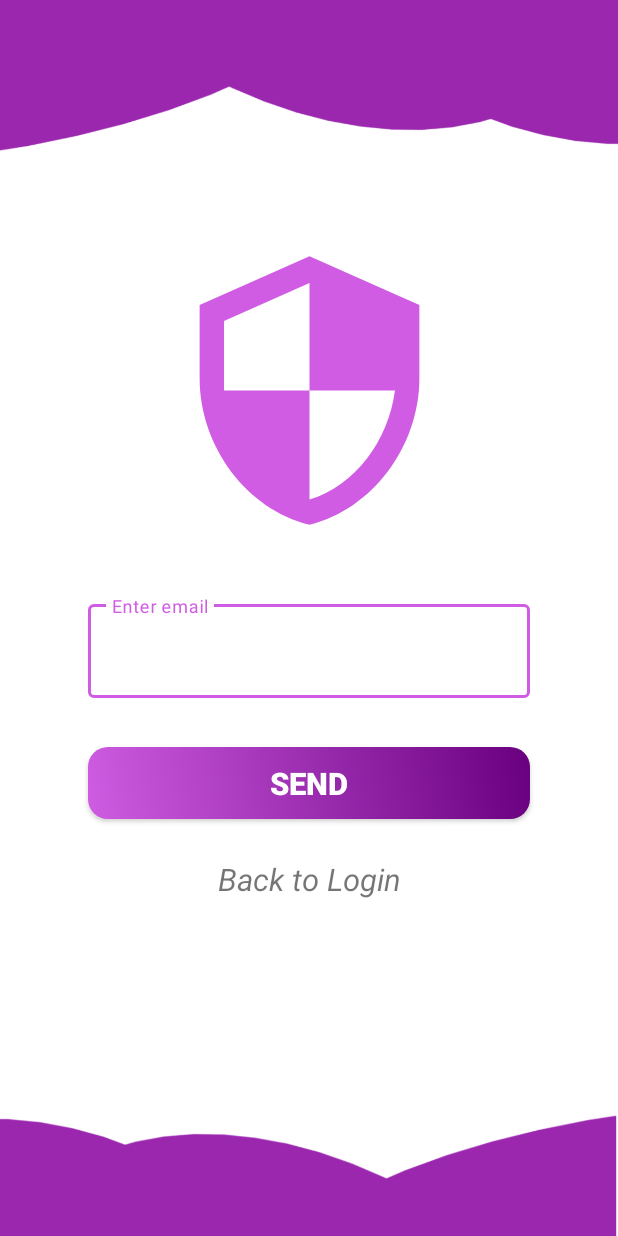
After one commit to kuya32/Stop-N-Shop, an Android app: the ForgotPasswordActivity screen opened directly, with no data from a screen before it, on a phone screen of 412 x 824 dp. The commit adds this screen. Run offline under Robolectric (Android 15) with nearby library versions, the phone set to English and light mode, and no system bars; our stand-ins replace sdp/ssp sizes.

Commit message:
Connected my project with google firebase auth, firestore, and storage. When user registers for an account, their information is saved in firestore. User can login in, if user is missing some information, they are brought to the onboarding activity. Else they are sent to the main activity. Created the forgot password UI.

```diff
--- /dev/null
+++ b/app/src/main/java/com/macode/stopnshop/view/activities/ForgotPasswordActivity.kt
@@ -0,0 +1,12 @@
+package com.macode.stopnshop.view.activities
+
+import androidx.appcompat.app.AppCompatActivity
+import android.os.Bundle
+import com.macode.stopnshop.R
+
+class ForgotPasswordActivity : AppCompatActivity() {
+    override fun onCreate(savedInstanceState: Bundle?) {
+        super.onCreate(savedInstanceState)
+        setContentView(R.layout.activity_forgot_password)
+    }
+}
--- /dev/null
+++ b/app/src/main/res/drawable/security.xml
@@ -0,0 +1,5 @@
+<vector android:height="24dp" android:tint="#CF5CE2"
+    android:viewportHeight="24" android:viewportWidth="24"
+    android:width="24dp" xmlns:android="http://schemas.android.com/apk/res/android">
+    <path android:fillColor="@android:color/white" android:pathData="M12,1L3,5v6c0,5.55 3.84,10.74 9,12 5.16,-1.26 9,-6.45 9,-12L21,5l-9,-4zM12,11.99h7c-0.53,4.12 -3.28,7.79 -7,8.94L12,12L5,12L5,6.3l7,-3.11v8.8z"/>
+</vector>
--- /dev/null
+++ b/app/src/main/res/layout/activity_forgot_password.xml
@@ -0,0 +1,73 @@
+<?xml version="1.0" encoding="utf-8"?>
+<androidx.constraintlayout.widget.ConstraintLayout xmlns:android="http://schemas.android.com/apk/res/android"
+    xmlns:app="http://schemas.android.com/apk/res-auto"
+    xmlns:tools="http://schemas.android.com/tools"
+    android:layout_width="match_parent"
+    android:layout_height="match_parent"
+    android:background="@drawable/background_2"
+    tools:context=".view.activities.ForgotPasswordActivity">
+
+    <ImageView
+        android:id="@+id/forgotPasswordImage"
+        android:layout_width="@dimen/_150sdp"
+        android:layout_height="@dimen/_150sdp"
+        android:layout_marginTop="@dimen/_125sdp"
+        android:src="@drawable/security"
+        android:contentDescription="@string/image"
+        app:layout_constraintEnd_toEndOf="parent"
+        app:layout_constraintStart_toStartOf="parent"
+        app:layout_constraintTop_toTopOf="parent" />
+
+    <com.google.android.material.textfield.TextInputLayout
+        android:id="@+id/forgotPasswordEmailInput"
+        android:layout_width="0dp"
+        android:layout_height="wrap_content"
+        android:layout_marginStart="@dimen/_45sdp"
+        android:layout_marginTop="@dimen/_30sdp"
+        android:layout_marginEnd="@dimen/_45sdp"
+        android:textColorHint="@color/primaryLightColor"
+        app:hintTextColor="@color/primaryLightColor"
+        app:boxStrokeColor="@color/primaryLightColor"
+        app:layout_constraintStart_toStartOf="parent"
+        app:layout_constraintEnd_toEndOf="parent"
+        app:layout_constraintTop_toBottomOf="@+id/forgotPasswordImage"
+        style="@style/Widget.MaterialComponents.TextInputLayout.OutlinedBox">
+
+        <com.google.android.material.textfield.TextInputEditText
+            android:id="@+id/forgotPasswordEmailEditInput"
+            android:layout_width="match_parent"
+            android:layout_height="wrap_content"
+            android:inputType="textEmailAddress"
+            android:hint="@string/enterEmail"
+            android:textSize="@dimen/_16sdp"
+            android:textColor="@color/primaryLightColor" />
+    </com.google.android.material.textfield.TextInputLayout>
+
+    <androidx.appcompat.widget.AppCompatButton
+        android:id="@+id/forgotPasswordButton"
+        android:layout_width="0dp"
+        android:layout_height="wrap_content"
+        android:layout_marginTop="@dimen/_25sdp"
+        android:background="@drawable/button_background"
+        android:text="@string/send"
+        android:textColor="@color/white"
+        android:textSize="@dimen/_16sdp"
+        android:textStyle="bold"
+        app:layout_constraintEnd_toEndOf="@+id/forgotPasswordEmailInput"
+        app:layout_constraintStart_toStartOf="@+id/forgotPasswordEmailInput"
+        app:layout_constraintTop_toBottomOf="@+id/forgotPasswordEmailInput" />
+
+    <TextView
+        android:id="@+id/backToLogin"
+        android:layout_width="wrap_content"
+        android:layout_height="wrap_content"
+        android:layout_marginTop="@dimen/_20sdp"
+        android:text="@string/backToLogin"
+        android:textSize="@dimen/_16sdp"
+        android:textStyle="italic"
+        app:layout_constraintEnd_toEndOf="@+id/forgotPasswordButton"
+        app:layout_constraintStart_toStartOf="@+id/forgotPasswordButton"
+        app:layout_constraintTop_toBottomOf="@+id/forgotPasswordButton" />
+
+
+</androidx.constraintlayout.widget.ConstraintLayout>
--- a/app/src/main/res/values/strings.xml
+++ b/app/src/main/res/values/strings.xml
@@ -28,4 +28,8 @@
     <string name="beforeYouStart">Before you start</string>
     <string name="getStarted">Get started</string>
     <string name="skip">Skip</string>
+    <string name="pleaseWait">Please wait...</string>
+    <string name="enterEmail">Enter email</string>
+    <string name="send">Send</string>
+    <string name="backToLogin">Back to Login</string>
 </resources>
```
Also changed, not shown: app/src/main/AndroidManifest.xml (+6 -7 lines), app/src/main/java/com/macode/stopnshop/firebase/FireStoreClass.kt (+57 -2 lines), app/src/main/java/com/macode/stopnshop/view/activities/BaseActivity.kt (+24 -0 lines), app/src/main/java/com/macode/stopnshop/view/activities/LoginActivity.kt (+63 -3 lines), app/src/main/java/com/macode/stopnshop/view/activities/OnBoardingActivity.kt (+7 -3 lines), app/src/main/java/com/macode/stopnshop/view/activities/RegisterActivity.kt (+28 -12 lines), app/src/main/res/layout/custom_dialog_progress.xml (added, +34 -0 lines).
